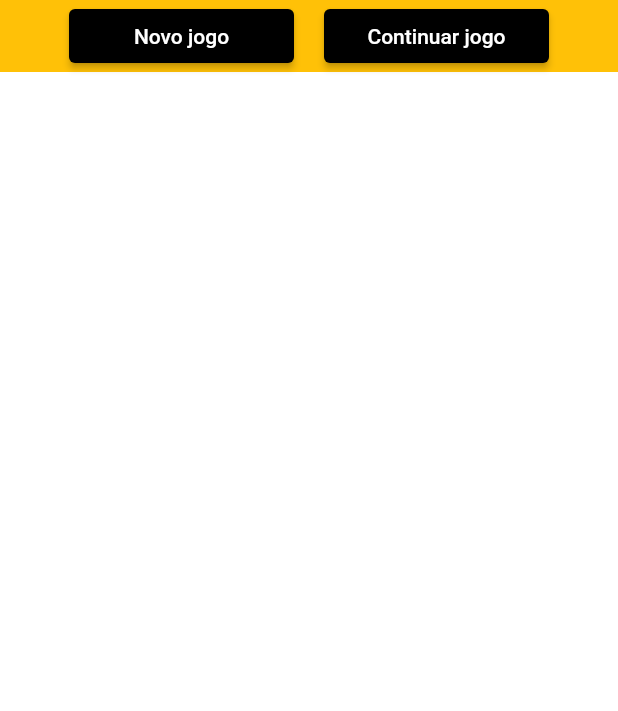
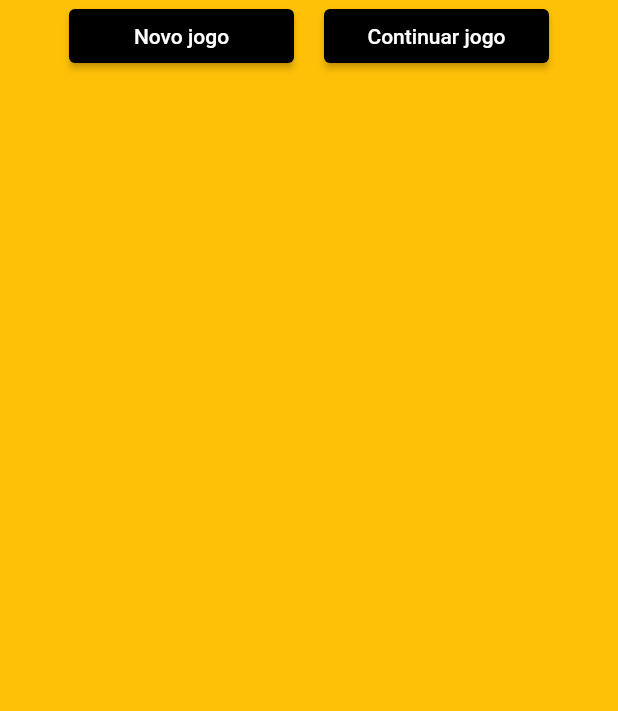
Before and after one commit to Vitorrecoaro-zz/Cash-Flow-App, a Flutter app: the screen it shows after launch, on a phone screen of 412 x 824 dp, the part 525-1236 px from its top. Run offline on Flutter 3.47's test engine with Material 2 defaults, Android fonts, the phone set to English and light mode, and no system bars.

Commit message:
Criando pasta "Pages"

```diff
--- a/lib/CadastroPage.dart
+++ b/lib/Pages/CadastroPage.dart
@@ -1,6 +1,6 @@
 import 'dart:convert';
 import 'dart:io';
-import 'package:cashflow/GamePage.dart';
+import 'package:cashflow/Pages/GamePage.dart';
 import "package:path_provider/path_provider.dart";
 import "package:flutter/material.dart";
 
--- a/lib/Home.dart
+++ b/lib/Pages/Home.dart
@@ -1,4 +1,4 @@
-import 'package:cashflow/CadastroPage.dart';
+import 'package:cashflow/Pages/CadastroPage.dart';
 import "package:flutter/material.dart";
 
 import 'GamePage.dart';
@@ -10,6 +10,7 @@ class Home extends StatelessWidget {
   Widget build(BuildContext context) {
     return SingleChildScrollView(
       child: Container(
+        height: MediaQuery.of(context).size.height,
         color: Colors.amber,
         child: Column(
           crossAxisAlignment: CrossAxisAlignment.center,
--- a/lib/main.dart
+++ b/lib/main.dart
@@ -1,5 +1,5 @@
 import "package:flutter/material.dart";
-import "package:cashflow/Home.dart";
+import "package:cashflow/Pages/Home.dart";
 
 void main() async {
   runApp(MaterialApp(
```
Also changed, not shown: lib/Pages/GamePage.dart (renamed from lib/GamePage.dart).
